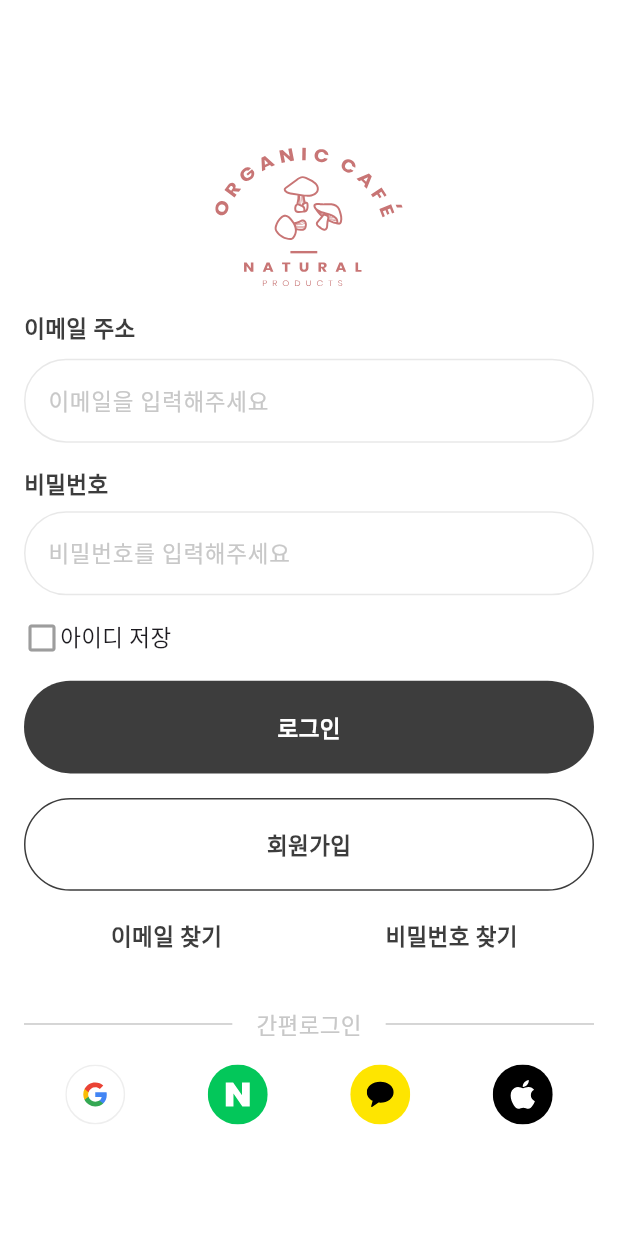
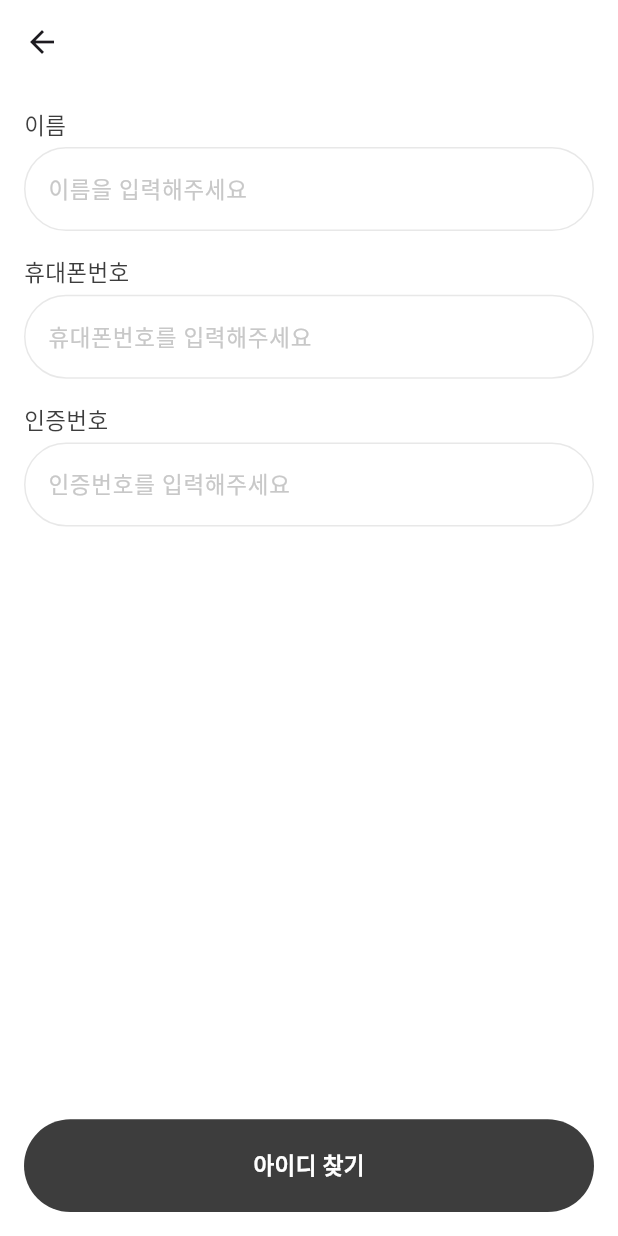
Before and after one commit to GodBongJune/Town-publish, a Flutter app: the LoginPage screen opened directly, after a tap on "이메일 찾기", on a phone screen of 412 x 824 dp. Run offline on Flutter 3.47's test engine with Material 3 defaults, Android fonts, the light colour scheme and no system bars; our stand-ins replace animated_splash_screen, flutter_svg, logger.

Commit message:
아이디 찾기 페이지 완료

```diff
--- a/lib/core/constant/move.dart
+++ b/lib/core/constant/move.dart
@@ -1,14 +1,21 @@
 import 'package:flutter/cupertino.dart';
-import 'package:town/pages/auth/join_page/join_page_widgets/join_page_formfield.dart';
+import 'package:town/pages/auth_and_find/find_email_page/find_email_page_widgets/find_email_success_page.dart';
+import 'package:town/pages/auth_and_find/join_page/join_page_widgets/join_page_formfield.dart';
 
 class Move {
-  //회원가입 정보 입력
+  //회원가입 정보입력 페이지
   static String joinPageFormfield = "/joinPageFormField";
+
+  //이메일 찾기 성공 페이지
+  static String findEmailSuccess = "/findEmailSuccess";
 }
 
 Map<String, Widget Function(BuildContext)> getRouters() {
   return {
-    //회원가입 정보 입력
+    //회원가입 정보입력 페이지
     Move.joinPageFormfield: (context) => JoinPageFormfield(),
+
+    //이메일 찾기 성공 페이지
+    Move.findEmailSuccess: (context) => FindEmailSuccessPage(),
   };
 }
--- /dev/null
+++ b/lib/pages/auth_and_find/find_email_page/find_email_page.dart
@@ -0,0 +1,14 @@
+import 'package:flutter/material.dart';
+import 'package:town/pages/auth_and_find/find_email_page/find_email_page_widgets/find_email_page_body.dart';
+
+class FindEmailPage extends StatelessWidget {
+  const FindEmailPage({super.key});
+
+  @override
+  Widget build(BuildContext context) {
+    return Scaffold(
+      appBar: AppBar(),
+      body: FindEmailPageBody(),
+    );
+  }
+}
--- /dev/null
+++ b/lib/pages/auth_and_find/find_email_page/find_email_page_widgets/find_email_page_body.dart
@@ -0,0 +1,104 @@
+import 'package:flutter/material.dart';
+import 'package:town/core/constant/color.dart';
+import 'package:town/core/constant/move.dart';
+import 'package:town/core/constant/size.dart';
+import 'package:town/utils/custom_util.dart';
+
+class FindEmailPageBody extends StatelessWidget {
+  const FindEmailPageBody({super.key});
+
+  @override
+  Widget build(BuildContext context) {
+    return Padding(
+      padding: const EdgeInsets.all(16.0),
+      child: CustomScrollView(
+        slivers: [
+          SliverFillRemaining(
+            child: Column(
+              children: [
+                //이름
+                Column(
+                  crossAxisAlignment: CrossAxisAlignment.start,
+                  children: [
+                    Text(
+                      "이름",
+                      style: TextStyle(
+                        color: k3DColor,
+                        fontSize: size15,
+                      ),
+                    ),
+                    SizedBox(height: 5),
+                    customTextFormField(
+                      context: context,
+                      hintText: "이름을 입력해주세요",
+                      obscureText: false,
+                    ),
+                  ],
+                ),
+                SizedBox(height: MediaQuery.of(context).size.height * 0.02),
+                //휴대전화
+                Column(
+                  crossAxisAlignment: CrossAxisAlignment.start,
+                  children: [
+                    Text(
+                      "휴대폰번호",
+                      style: TextStyle(
+                        color: k3DColor,
+                        fontSize: size15,
+                      ),
+                    ),
+                    SizedBox(height: 5),
+                    customTextFormField(
+                      context: context,
+                      hintText: "휴대폰번호를 입력해주세요",
+                      obscureText: false,
+                      suffix: "인증하기",
+                      suffixOnTap: () {
+                        customSnackbar(context, "인증번호를 요청했습니다.");
+                      },
+                    ),
+                  ],
+                ),
+                SizedBox(height: MediaQuery.of(context).size.height * 0.02),
+                //인증번호
+                Column(
+                  crossAxisAlignment: CrossAxisAlignment.start,
+                  children: [
+                    Text(
+                      "인증번호",
+                      style: TextStyle(
+                        color: k3DColor,
+                        fontSize: size15,
+                      ),
+                    ),
+                    SizedBox(height: 5),
+                    customTextFormField(
+                      context: context,
+                      hintText: "인증번호를 입력해주세요",
+                      obscureText: false,
+                      suffix: "확인",
+                      suffixOnTap: () {
+                        customSnackbar(context, "인증번호를 확인완료.");
+                      },
+                    ),
+                  ],
+                ),
+                Spacer(),
+                basicButton(
+                  context: context,
+                  onTap: () {
+                    Navigator.of(context)
+                        .popAndPushNamed(Move.findEmailSuccess);
+                  },
+                  buttonColor: k3DColor,
+                  textColor: Colors.white,
+                  text: "아이디 찾기",
+                ),
+              ],
+            ),
+          ),
+        ],
+      ),
+    );
+  }
+}
--- a/lib/pages/auth/join_page/join_page.dart
+++ b/lib/pages/auth_and_find/join_page/join_page.dart
@@ -1,5 +1,5 @@
 import 'package:flutter/material.dart';
-import 'package:town/pages/auth/join_page/join_page_widgets/join_page_body.dart';
+import 'package:town/pages/auth_and_find/join_page/join_page_widgets/join_page_body.dart';
 
 class JoinPage extends StatelessWidget {
   const JoinPage({super.key});
--- a/lib/pages/auth/join_page/join_page_widgets/join_page_body.dart
+++ b/lib/pages/auth_and_find/join_page/join_page_widgets/join_page_body.dart
@@ -3,7 +3,6 @@ import 'package:flutter/material.dart';
 import 'package:town/core/constant/color.dart';
 import 'package:town/core/constant/move.dart';
 import 'package:town/core/constant/size.dart';
-import 'package:town/pages/auth/join_page/join_page_widgets/join_page_formfield.dart';
 import 'package:town/utils/custom_util.dart';
 
 class JoinPageBody extends StatefulWidget {
--- a/lib/pages/auth/join_page/join_page_widgets/join_page_formfield.dart
+++ b/lib/pages/auth_and_find/join_page/join_page_widgets/join_page_formfield.dart
@@ -120,7 +120,9 @@ class JoinPageFormfield extends StatelessWidget {
             //회원가입 버튼
             basicButton(
               context: context,
-              onTap: () {},
+              onTap: () {
+                Navigator.of(context).pop();
+              },
               buttonColor: k3DColor,
               textColor: Colors.white,
               text: "회원가입하기",
--- a/lib/pages/auth/login_page/login_page.dart
+++ b/lib/pages/auth_and_find/login_page/login_page.dart
@@ -1,5 +1,5 @@
 import 'package:flutter/material.dart';
-import 'package:town/pages/auth/login_page/login_page_widgets/login_page_body.dart';
+import 'package:town/pages/auth_and_find/login_page/login_page_widgets/login_page_body.dart';
 
 class LoginPage extends StatelessWidget {
   const LoginPage({super.key});
--- a/lib/pages/auth/login_page/login_page_widgets/login_page_body.dart
+++ b/lib/pages/auth_and_find/login_page/login_page_widgets/login_page_body.dart
@@ -2,8 +2,8 @@ import 'package:flutter/material.dart';
 import 'package:flutter_svg/flutter_svg.dart';
 import 'package:town/core/constant/color.dart';
 import 'package:town/core/constant/size.dart';
-import 'package:town/pages/auth/join_page/join_page.dart';
-import 'package:town/pages/auth/join_page/join_page_widgets/join_page_body.dart';
+import 'package:town/pages/auth_and_find/find_email_page/find_email_page.dart';
+import 'package:town/pages/auth_and_find/join_page/join_page.dart';
 import 'package:town/utils/custom_util.dart';
 
 class LoginPageBody extends StatefulWidget {
@@ -109,7 +109,13 @@ class _LoginPageBodyState extends State<LoginPageBody> {
               Flexible(
                 child: basicButton(
                   context: context,
-                  onTap: () {},
+                  onTap: () {
+                    Navigator.of(context).push(
+                      MaterialPageRoute(
+                        builder: (context) => FindEmailPage(),
+                      ),
+                    );
+                  },
                   buttonColor: Colors.transparent,
                   textColor: k3DColor,
                   text: "이메일 찾기",
--- a/lib/pages/launch_page/launch_page.dart
+++ b/lib/pages/launch_page/launch_page.dart
@@ -1,6 +1,6 @@
 import 'package:flutter/cupertino.dart';
 import 'package:flutter/material.dart';
-import 'package:town/pages/auth/login_page/login_page.dart';
+import 'package:town/pages/auth_and_find/login_page/login_page.dart';
 import 'package:town/pages/launch_page/launch_page_widgets/launch_page_body.dart';
 
 class LaunchPage extends StatelessWidget {
--- a/lib/pages/launch_page/launch_page_widgets/launch_page_body.dart
+++ b/lib/pages/launch_page/launch_page_widgets/launch_page_body.dart
@@ -2,7 +2,7 @@ import 'package:flutter/material.dart';
 import 'package:flutter_svg/flutter_svg.dart';
 import 'package:town/core/constant/color.dart';
 import 'package:town/core/constant/size.dart';
-import 'package:town/pages/auth/login_page/login_page.dart';
+import 'package:town/pages/auth_and_find/login_page/login_page.dart';
 import 'package:town/utils/custom_util.dart';
 
 class LaunchPageBody extends StatefulWidget {
```
Also changed, not shown: lib/pages/auth_and_find/find_email_page/find_email_page_widgets/find_email_success_page.dart (added, +70 -0 lines).
